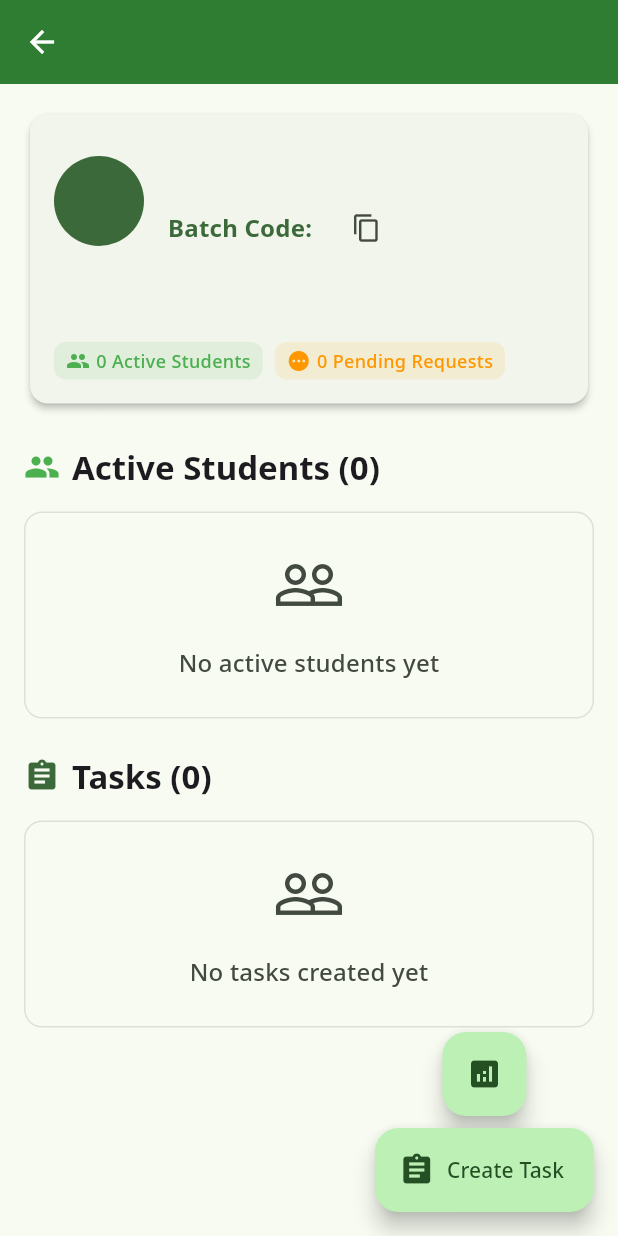
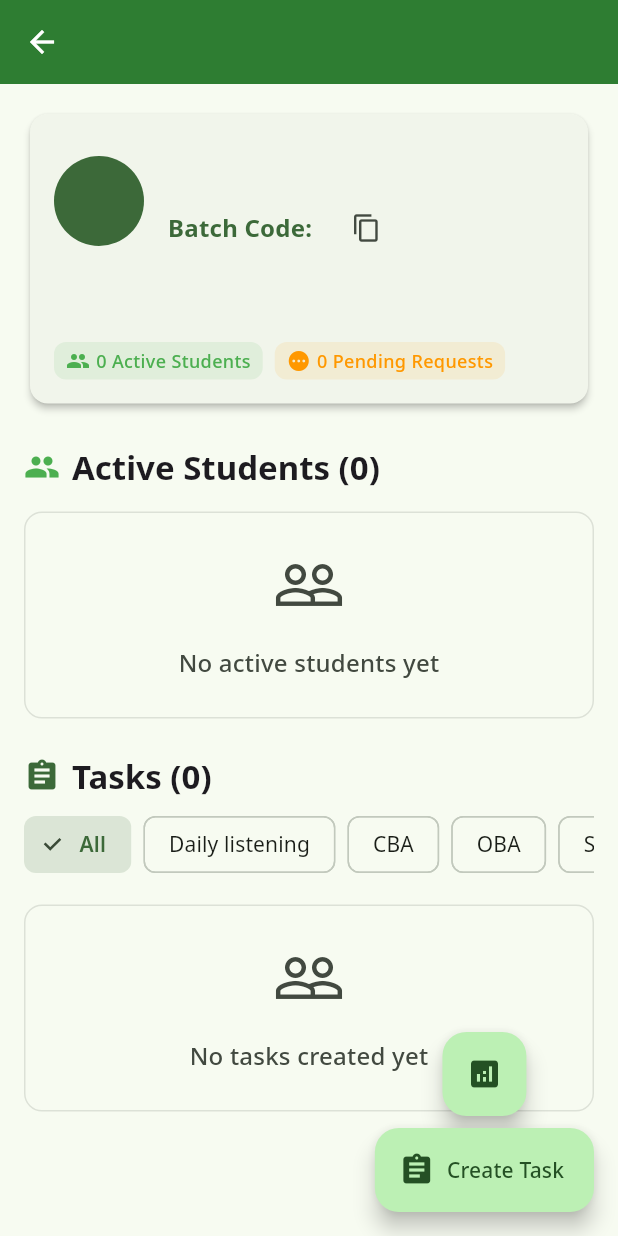
Before and after one commit to ItsArupSaha/give-app, a Flutter app: the BatchDetailsScreen screen opened directly with empty values, on a phone screen of 412 x 824 dp. Run offline on Flutter 3.47's test engine with Material 3 defaults, Android fonts, the light colour scheme and no system bars; our stand-ins replace audioplayers, cloud_firestore, country_code_picker, file_picker, firebase_auth, firebase_core and 3 more; missing offline and left inert: record; accounts and stored records are empty; generated files the repository leaves out were written again.

Commit message:
batch details page are now more detailed.

```diff
--- a/lib/screens/teacher/batch_details_screen.dart
+++ b/lib/screens/teacher/batch_details_screen.dart
@@ -27,6 +27,7 @@ class _BatchDetailsScreenState extends State<BatchDetailsScreen> {
   List<Task> _tasks = [];
   bool _isLoading = true;
   String? _error;
+  TaskType? _selectedTaskType; // null means "All"
 
   @override
   void initState() {
@@ -716,6 +717,10 @@ class _BatchDetailsScreenState extends State<BatchDetailsScreen> {
   }
 
   Widget _buildTasksSection() {
+    final visibleTasks = _selectedTaskType == null
+        ? _tasks
+        : _tasks.where((t) => t.type == _selectedTaskType).toList();
+
     return Column(
       crossAxisAlignment: CrossAxisAlignment.start,
       children: [
@@ -727,19 +732,62 @@ class _BatchDetailsScreenState extends State<BatchDetailsScreen> {
             ),
             const SizedBox(width: AppConstants.smallPadding),
             Text(
-              'Tasks (${_tasks.length})',
+              'Tasks (${visibleTasks.length})',
               style: Theme.of(
                 context,
               ).textTheme.titleLarge?.copyWith(fontWeight: FontWeight.bold),
             ),
           ],
         ),
+        const SizedBox(height: AppConstants.smallPadding),
+        _buildTaskTypeFilter(),
         const SizedBox(height: AppConstants.defaultPadding),
-        if (_tasks.isEmpty)
+        if (visibleTasks.isEmpty)
           _buildEmptyState('No tasks created yet')
         else
-          ..._tasks.map((task) => _buildTaskCard(task)),
+          ...visibleTasks.map((task) => _buildTaskCard(task)),
       ],
+    );
+  }
+
+  Widget _buildTaskTypeFilter() {
+    return SingleChildScrollView(
+      scrollDirection: Axis.horizontal,
+      child: Row(
+        children: [
+          _buildTypeChip(null, 'All'),
+          const SizedBox(width: 8),
+          _buildTypeChip(TaskType.dailyListening, 'Daily listening'),
+          const SizedBox(width: 8),
+          _buildTypeChip(TaskType.cba, 'CBA'),
+          const SizedBox(width: 8),
+          _buildTypeChip(TaskType.oba, 'OBA'),
+          const SizedBox(width: 8),
+          _buildTypeChip(TaskType.slokaMemorization, 'Sloka Memorization'),
+          const SizedBox(width: 8),
+          _buildTypeChip(TaskType.announcement, 'Announcements'),
+        ],
+      ),
+    );
+  }
+
+  Widget _buildTypeChip(TaskType? type, String label) {
+    final bool selected = _selectedTaskType == type;
+    return ChoiceChip(
+      label: Text(label),
+      selected: selected,
+      onSelected: (v) {
+        setState(() {
+          _selectedTaskType = v ? type : null;
+        });
+      },
+      selectedColor: Theme.of(context).colorScheme.primary.withOpacity(0.15),
+      labelStyle: TextStyle(
+        color: selected
+            ? Theme.of(context).colorScheme.primary
+            : Theme.of(context).colorScheme.onSurface,
+        fontWeight: selected ? FontWeight.w600 : FontWeight.w400,
+      ),
     );
   }
 
```
